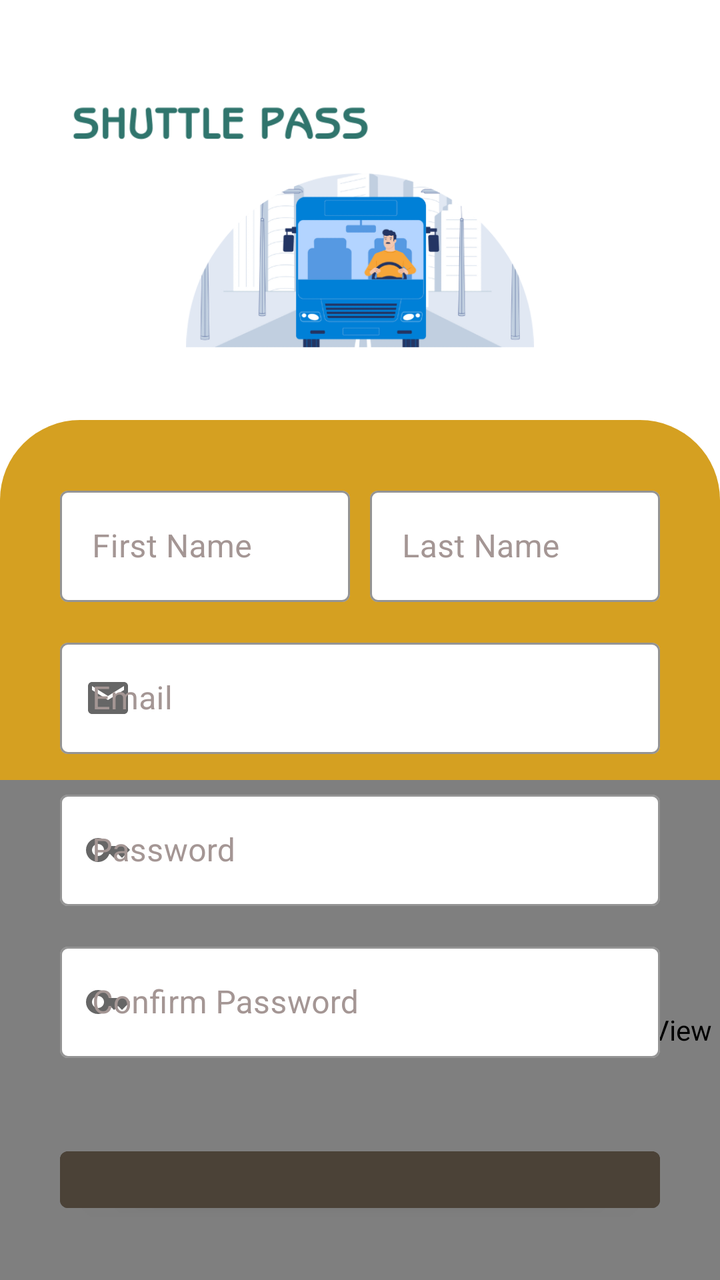
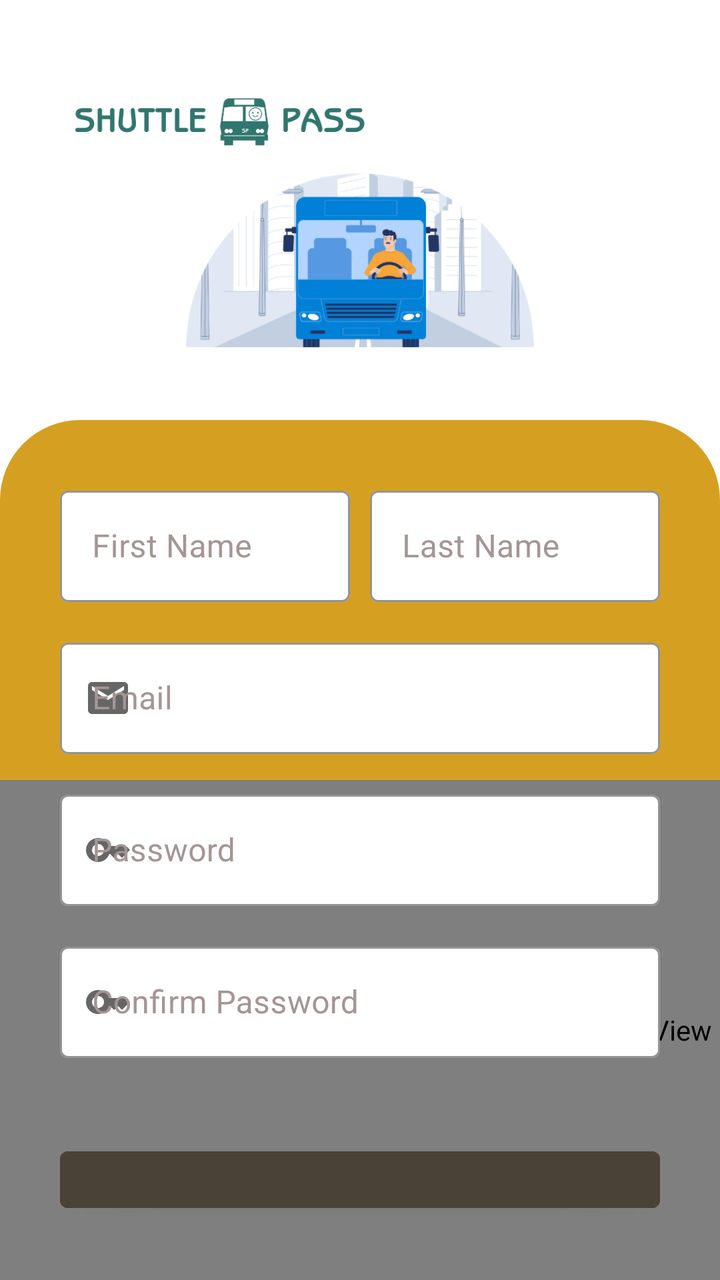

Screens rendered from an Android XML layout before and after an edit, with the pre-edit source and the edit as a unified diff.
<!-- AndroidManifest.xml: application theme Theme.ShuttlePassDriver -->
<!-- res/layout/activity_register.xml -->
<?xml version="1.0" encoding="utf-8"?>
<androidx.constraintlayout.widget.ConstraintLayout xmlns:android="http://schemas.android.com/apk/res/android"
    xmlns:app="http://schemas.android.com/apk/res-auto"
    xmlns:tools="http://schemas.android.com/tools"
    android:layout_width="match_parent"
    android:layout_height="match_parent"
    tools:context=".Register">

    <LinearLayout
        android:layout_width="match_parent"
        android:layout_height="wrap_content"
        android:orientation="vertical"
        app:layout_constraintBottom_toBottomOf="parent"
        app:layout_constraintEnd_toEndOf="parent"
        app:layout_constraintStart_toStartOf="parent"
        app:layout_constraintTop_toTopOf="parent"
        >

        <LinearLayout
            android:layout_width="match_parent"
            android:layout_height="wrap_content"
            android:orientation="vertical"
            android:layout_margin="35dp"
         >

            <ImageView
                android:layout_width="150dp"
                android:layout_height="50dp"
                android:src="@drawable/brand_text" />

            <ImageView
                android:layout_width="300dp"
                android:layout_height="90dp"
                android:layout_gravity="center"
                android:src="@drawable/bus_illust_2" />

        </LinearLayout>


        <RelativeLayout
            android:layout_width="match_parent"
            android:layout_height="match_parent">


            <ImageView
                android:id="@+id/imageView2"
                android:layout_width="match_parent"
                android:layout_height="match_parent"
                android:src="@drawable/bottom_background" />

            <LinearLayout
                android:layout_width="wrap_content"
                android:layout_height="match_parent"
                android:gravity="bottom">

                <pl.droidsonroids.gif.GifImageView
                    android:layout_width="500dp"
                    android:layout_height="250dp"
                    android:src="@drawable/wave"
                    />
            </LinearLayout>

            <androidx.cardview.widget.CardView
                android:layout_width="match_parent"
                android:layout_height="match_parent"
                app:cardBackgroundColor="@android:color/transparent"
                app:cardCornerRadius="40dp"
                app:contentPadding="30dp"
                app:cardElevation="0dp"
                >




            <LinearLayout
                android:layout_width="match_parent"
                android:layout_height="wrap_content"
                android:orientation="vertical">



        <LinearLayout
            android:layout_width="match_parent"
            android:layout_height="wrap_content"
            android:orientation="horizontal">

            <com.google.android.material.textfield.TextInputLayout
                android:id="@+id/fname"
                style="@style/Widget.MaterialComponents.TextInputLayout.OutlinedBox"
                android:layout_weight="1"
                android:layout_width="0dp"
                android:layout_height="wrap_content"
                android:paddingRight="15px"
                app:boxBackgroundColor="@color/white"
                android:textColorHint="@color/taupe_gray"
                app:boxStrokeColor="@color/taupe"
                >

                <com.google.android.material.textfield.TextInputEditText
                    android:nextFocusDown="@+id/lname_edit"
                    android:layout_width="match_parent"
                    android:layout_height="wrap_content"
                    android:inputType="textCapWords|textCapSentences"
                    android:hint="First Name"
                    />
            </com.google.android.material.textfield.TextInputLayout>

            <com.google.android.material.textfield.TextInputLayout
                android:id="@+id/lname"
                style="@style/Widget.MaterialComponents.TextInputLayout.OutlinedBox"
                android:layout_weight="1"
                android:layout_width="0dp"
                android:paddingLeft="15px"
                android:layout_height="wrap_content"
                app:boxBackgroundColor="@color/white"
                android:textColorHint="@color/taupe_gray"
                app:boxStrokeColor="@color/taupe">

                <com.google.android.material.textfield.TextInputEditText
                    android:id="@+id/lname_edit"
                    android:layout_width="match_parent"
                    android:layout_height="wrap_content"
                    android:inputType="textCapWords|textCapSentences"
                    android:hint="Last Name" />
            </com.google.android.material.textfield.TextInputLayout>

        </LinearLayout>

        <com.google.android.material.textfield.TextInputLayout
            android:id="@+id/email"
            style="@style/Widget.MaterialComponents.TextInputLayout.OutlinedBox"
            android:layout_width="match_parent"
            android:layout_height="match_parent"
            android:layout_marginTop="45px"
            app:startIconDrawable="@drawable/email"
            app:boxBackgroundColor="@color/white"
            android:textColorHint="@color/taupe_gray"
            app:boxStrokeColor="@color/taupe"
            >

            <com.google.android.material.textfield.TextInputEditText
                android:layout_width="match_parent"
                android:layout_height="wrap_content"
                android:inputType="textEmailAddress"
                android:hint="Email" />
        </com.google.android.material.textfield.TextInputLayout>

        <com.google.android.material.textfield.TextInputLayout
            android:id="@+id/pass"
            style="@style/Widget.MaterialComponents.TextInputLayout.OutlinedBox"
            android:layout_width="match_parent"
            android:layout_height="match_parent"
            android:layout_marginTop="45px"
            app:startIconDrawable="@drawable/password"
            app:boxBackgroundColor="@color/white"
            android:textColorHint="@color/taupe_gray"
            app:boxStrokeColor="@color/taupe">

            <com.google.android.material.textfield.TextInputEditText
                android:layout_width="match_parent"
                android:layout_height="wrap_content"
                android:inputType="textPassword"
                android:hint="Password" />
        </com.google.android.material.textfield.TextInputLayout>

        <com.google.android.material.textfield.TextInputLayout
            android:id="@+id/cpass"
            style="@style/Widget.MaterialComponents.TextInputLayout.OutlinedBox"
            android:layout_width="match_parent"
            android:layout_height="match_parent"
            android:layout_marginTop="45px"
            app:startIconDrawable="@drawable/password"
            app:boxBackgroundColor="@color/white"
            android:textColorHint="@color/taupe_gray"
            app:boxStrokeColor="@color/taupe">

            <com.google.android.material.textfield.TextInputEditText
                android:layout_width="match_parent"
                android:layout_height="wrap_content"
                android:inputType="textPassword"
                android:hint="Confirm Password" />
        </com.google.android.material.textfield.TextInputLayout>

        <TextView
            android:id="@+id/error"
            android:layout_gravity="center"
            android:layout_width="wrap_content"
            android:layout_height="wrap_content"
            android:layout_marginTop="20px"/>

        <ProgressBar
            android:id="@+id/prog"
            android:layout_width="match_parent"
            android:layout_height="match_parent"
            android:layout_marginTop="45px"
            android:layout_marginHorizontal="70px"
            android:layout_gravity="center"
            android:visibility="gone"/>

        <Button
            android:id="@+id/regbtn"
            android:layout_width="match_parent"
            android:layout_height="match_parent"
            android:layout_marginTop="45px"
            android:backgroundTint="@color/taupe"
            android:paddingVertical="50px"
            android:text="Register" />

        <View
            android:layout_width="match_parent"
            android:layout_height="1dp"
            android:layout_marginVertical="35px"
            android:background="@color/grey" />

                <LinearLayout
                    android:layout_width="match_parent"
                    android:layout_height="wrap_content"
                    android:gravity="center_horizontal">
                    <TextView
                        android:layout_gravity="center"
                        android:layout_width="wrap_content"
                        android:layout_height="wrap_content"
                        android:text="Already have an account? "
                        android:textColor="@color/taupe"/>
                    <TextView
                        android:id="@+id/log"
                        android:layout_gravity="center"
                        android:layout_width="wrap_content"
                        android:layout_height="wrap_content"
                        android:text="Login Here"
                        android:textColor="@color/dark_teal"/>

                </LinearLayout>

            </LinearLayout>
            </androidx.cardview.widget.CardView>

        </RelativeLayout>
    </LinearLayout>
</androidx.constraintlayout.widget.ConstraintLayout>
<!-- resources referenced by this layout -->
<resources>
  <color name="dark_teal">#30756D</color>
  <color name="grey">#FF808080</color>
  <color name="taupe">#4B4237</color>
  <color name="taupe_gray">#A49694</color>
  <color name="white">#FFFFFFFF</color>
  <!-- drawable bottom_background (drawable) -->
  <?xml version="1.0" encoding="utf-8"?>
  <selector xmlns:android="http://schemas.android.com/apk/res/android">
  <item>
      <shape android:shape="rectangle">
          <corners android:topLeftRadius="40dp" android:topRightRadius="40dp"/>
          <gradient android:startColor="#D5A021" android:endColor="#D5A021" android:angle="0"/>
      </shape>
  </item>
  
  </selector>
  <!-- drawable brand_text: png bitmap (drawable, 9440 bytes) -->
  <!-- drawable bus_illust_2: png bitmap (drawable, 46563 bytes) -->
  <!-- drawable email (drawable) -->
  <vector android:height="24dp" android:tint="#000000"
      android:viewportHeight="24" android:viewportWidth="24"
      android:width="24dp" xmlns:android="http://schemas.android.com/apk/res/android">
      <path android:fillColor="@android:color/white" android:pathData="M20,4L4,4c-1.1,0 -1.99,0.9 -1.99,2L2,18c0,1.1 0.9,2 2,2h16c1.1,0 2,-0.9 2,-2L22,6c0,-1.1 -0.9,-2 -2,-2zM20,8l-8,5 -8,-5L4,6l8,5 8,-5v2z"/>
  </vector>
  <!-- drawable password (drawable) -->
  <vector android:height="24dp" android:tint="#000000"
      android:viewportHeight="24" android:viewportWidth="24"
      android:width="24dp" xmlns:android="http://schemas.android.com/apk/res/android">
      <path android:fillColor="@android:color/white" android:pathData="M21,10h-8.35C11.83,7.67 9.61,6 7,6c-3.31,0 -6,2.69 -6,6s2.69,6 6,6c2.61,0 4.83,-1.67 5.65,-4H13l2,2l2,-2l2,2l4,-4.04L21,10zM7,15c-1.65,0 -3,-1.35 -3,-3c0,-1.65 1.35,-3 3,-3s3,1.35 3,3C10,13.65 8.65,15 7,15z"/>
  </vector>
  <!-- drawable wave: gif bitmap (drawable, 238579 bytes) -->
  <style name="Theme.ShuttlePassDriver" parent="Theme.MaterialComponents.Light.NoActionBar">
          
          <item name="colorPrimary">@color/black</item>
          <item name="colorPrimaryVariant">@color/grey</item>
          <item name="colorOnPrimary">@color/white</item>
          
          <item name="colorSecondary">@color/teal_200</item>
          <item name="colorSecondaryVariant">@color/teal_700</item>
          <item name="colorOnSecondary">@color/black</item>
          
          <item name="android:statusBarColor">?attr/colorPrimaryVariant</item>
          
  
      </style>
  <color name="black">#FF000000</color>
  <color name="teal_200">#FF03DAC5</color>
  <color name="teal_700">#FF018786</color>
</resources>

<!-- the commit's change to res/layout/activity_register.xml (unified diff, before → after) -->
@@ -26,7 +26,7 @@
             <ImageView
                 android:layout_width="150dp"
                 android:layout_height="50dp"
-                android:src="@drawable/brand_text" />
+                android:src="@drawable/brand_text_logo" />
 
             <ImageView
                 android:layout_width="300dp"
@@ -94,6 +94,7 @@
                 app:boxBackgroundColor="@color/white"
                 android:textColorHint="@color/taupe_gray"
                 app:boxStrokeColor="@color/taupe"
+                app:hintTextColor="@color/taupe"
                 >
 
                 <com.google.android.material.textfield.TextInputEditText
@@ -114,7 +115,8 @@
                 android:layout_height="wrap_content"
                 app:boxBackgroundColor="@color/white"
                 android:textColorHint="@color/taupe_gray"
-                app:boxStrokeColor="@color/taupe">
+                app:boxStrokeColor="@color/taupe"
+                app:hintTextColor="@color/taupe">
 
                 <com.google.android.material.textfield.TextInputEditText
                     android:id="@+id/lname_edit"
@@ -136,6 +138,7 @@
             app:boxBackgroundColor="@color/white"
             android:textColorHint="@color/taupe_gray"
             app:boxStrokeColor="@color/taupe"
+            app:hintTextColor="@color/taupe"
             >
 
             <com.google.android.material.textfield.TextInputEditText
@@ -154,7 +157,8 @@
             app:startIconDrawable="@drawable/password"
             app:boxBackgroundColor="@color/white"
             android:textColorHint="@color/taupe_gray"
-            app:boxStrokeColor="@color/taupe">
+            app:boxStrokeColor="@color/taupe"
+            app:hintTextColor="@color/taupe">
 
             <com.google.android.material.textfield.TextInputEditText
                 android:layout_width="match_parent"
@@ -172,7 +176,8 @@
             app:startIconDrawable="@drawable/password"
             app:boxBackgroundColor="@color/white"
             android:textColorHint="@color/taupe_gray"
-            app:boxStrokeColor="@color/taupe">
+            app:boxStrokeColor="@color/taupe"
+            app:hintTextColor="@color/taupe">
 
             <com.google.android.material.textfield.TextInputEditText
                 android:layout_width="match_parent"
<!-- resource entries referenced after the edit -->
@@ -16,7 +16,7 @@
   </item>
   
   </selector>
-  <!-- drawable brand_text: png bitmap (drawable, 9440 bytes) -->
+  <!-- drawable brand_text_logo: png bitmap (drawable, 13929 bytes) -->
   <!-- drawable bus_illust_2: png bitmap (drawable, 46563 bytes) -->
   <!-- drawable email (drawable) -->
   <vector android:height="24dp" android:tint="#000000"
@@ -33,8 +33,8 @@
   <!-- drawable wave: gif bitmap (drawable, 238579 bytes) -->
   <style name="Theme.ShuttlePassDriver" parent="Theme.MaterialComponents.Light.NoActionBar">
           
-          <item name="colorPrimary">@color/black</item>
-          <item name="colorPrimaryVariant">@color/grey</item>
+          <item name="colorPrimary">@color/goldenrod</item>
+          <item name="colorPrimaryVariant">@color/dim_gray</item>
           <item name="colorOnPrimary">@color/white</item>
           
           <item name="colorSecondary">@color/teal_200</item>
@@ -45,6 +45,8 @@
           
   
       </style>
+  <color name="goldenrod">#D5A021</color>
+  <color name="dim_gray">#736B60</color>
   <color name="black">#FF000000</color>
   <color name="teal_200">#FF03DAC5</color>
   <color name="teal_700">#FF018786</color>
